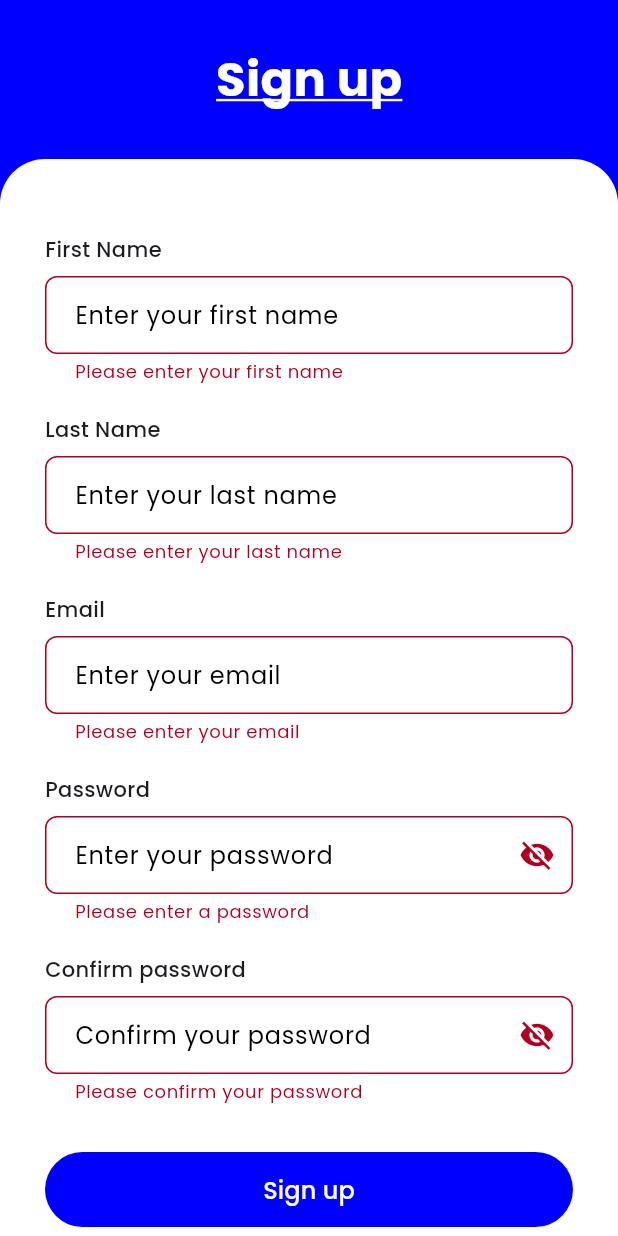
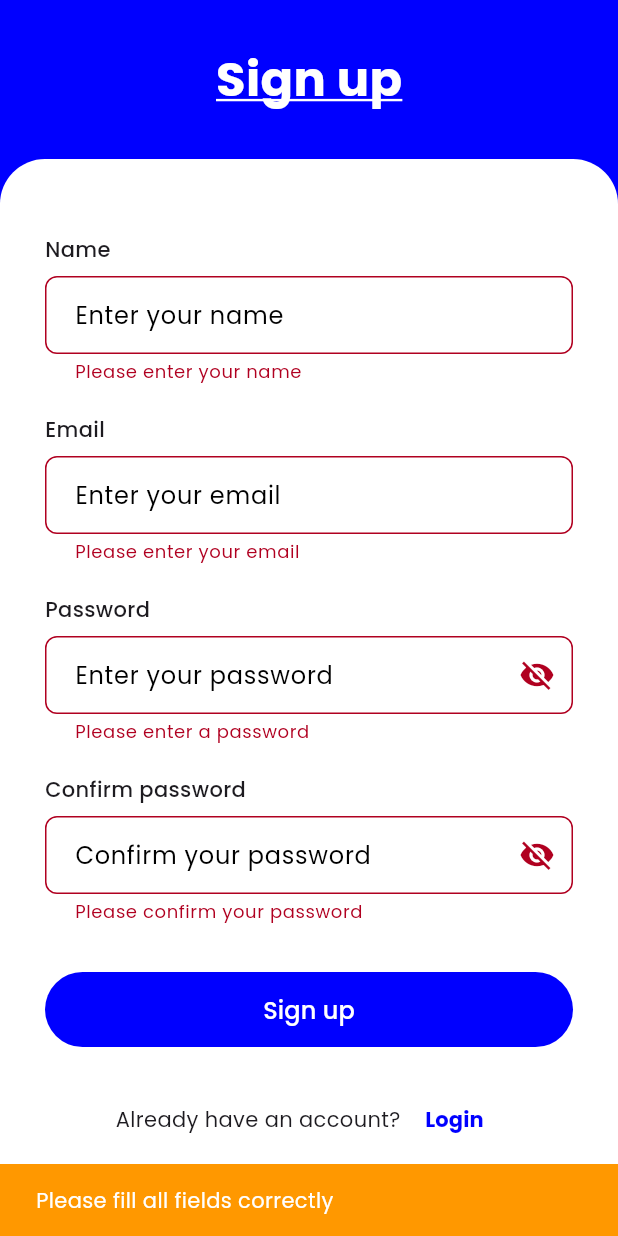
Before and after one commit to SeerPant/Zahn_Ecke_dental_classification_frontend, a Flutter app: the RegisterScreen screen opened by its route, after a tap on "Sign up", on a phone screen of 412 x 824 dp. Run offline on Flutter 3.47's test engine with Material 3 defaults, Android fonts, the light colour scheme and no system bars; our stand-ins replace flutter_secure_storage, google_fonts; accounts and stored records are empty.

Commit message:
changes to user model, login register snackbar messages, changes to backend configuration

```diff
--- /dev/null
+++ b/devtools_options.yaml
@@ -0,0 +1,3 @@
+description: This file stores settings for Dart & Flutter DevTools.
+documentation: https://docs.flutter.dev/tools/devtools/extensions#configure-extension-enablement-states
+extensions:
--- a/lib/main.dart
+++ b/lib/main.dart
@@ -4,6 +4,7 @@
 import 'package:provider/provider.dart';
 import 'screens/auth/login_screen.dart';
 import 'screens/auth/register_screen.dart';
+import 'screens/profile/profile_screen.dart';
 import 'services/auth_service.dart';
 import 'utils/theme.dart';
 
@@ -28,6 +29,7 @@
         routes: {
           '/login': (context) => const LoginScreen(),
           '/register': (context) => const RegisterScreen(),
+          '/profile': (context) => const ProfileScreen(),
         },
       ),
     );
--- a/lib/models/user_model.dart
+++ b/lib/models/user_model.dart
@@ -1,19 +1,21 @@
-//required for communicating with backend
+//for communicating with backend
 //translates json from backend to dart object to frontend
 
 class User {
   final String id;
   final String email;
   final String? name;
+  final String role;
   final DateTime createdAt;
-  final DateTime updatedAt;
+  final DateTime? updatedAt;
 
   User({
     required this.id,
     required this.email,
     this.name,
+    required this.role,
     required this.createdAt,
-    required this.updatedAt,
+    this.updatedAt,
   });
 
   //converting JSON to Dart object
@@ -22,8 +24,12 @@
       id: json['id'],
       email: json['email'],
       name: json['name'],
+      //defaulting to user if not provided
+      role: json['role'] ?? 'USER',
       createdAt: DateTime.parse(json['createdAt']),
-      updatedAt: DateTime.parse(json['updatedAt']),
+      updatedAt: json['updatedAt'] != null
+          ? DateTime.parse(json['updatedAt'])
+          : null, //handle missing updatedAt
     );
   }
 
@@ -33,8 +39,9 @@
       'id': id,
       'email': email,
       'name': name,
+      'role': role,
       'createdAt': createdAt.toIso8601String(),
-      'updatedAt': updatedAt.toIso8601String(),
+      if (updatedAt != null) 'updatedAt': updatedAt!.toIso8601String(),
     };
   }
 }
--- a/lib/screens/auth/register_screen.dart
+++ b/lib/screens/auth/register_screen.dart
@@ -14,8 +14,7 @@
 
 class _RegisterScreenState extends State<RegisterScreen> {
   final _formKey = GlobalKey<FormState>();
-  final _firstNameController = TextEditingController();
-  final _lastNameController = TextEditingController();
+  final _nameController = TextEditingController();
   final _emailController = TextEditingController();
   final _passwordController = TextEditingController();
   final _confirmPasswordController = TextEditingController();
@@ -24,8 +23,7 @@
 
   @override
   void dispose() {
-    _firstNameController.dispose();
-    _lastNameController.dispose();
+    _nameController.dispose();
     _emailController.dispose();
     _passwordController.dispose();
     _confirmPasswordController.dispose();
@@ -33,17 +31,31 @@
   }
 
   Future<void> _handleRegister() async {
-    if (!_formKey.currentState!.validate()) return;
+    if (!_formKey.currentState!.validate()) {
+      ScaffoldMessenger.of(context).showSnackBar(
+        const SnackBar(
+          content: Text('Please fill all fields correctly'),
+          backgroundColor: Colors.orange,
+        ),
+      );
+      return;
+    }
 
     final authService = context.read<AuthService>();
 
-    final fullName =
-        '${_firstNameController.text.trim()} ${_lastNameController.text.trim()}';
+    ScaffoldMessenger.of(context).showSnackBar(
+      const SnackBar(
+        content: Text('Registering...'),
+        duration: Duration(seconds: 1),
+      ),
+    );
 
     final success = await authService.register(
       email: _emailController.text.trim(),
       password: _passwordController.text,
-      name: fullName.trim().isEmpty ? null : fullName,
+      name: _nameController.text.trim().isEmpty
+          ? null
+          : _nameController.text.trim(),
     );
 
     if (!mounted) return;
@@ -51,16 +63,30 @@
     if (success) {
       ScaffoldMessenger.of(context).showSnackBar(
         const SnackBar(
-          content: Text('Registration successful!'),
+          content: Text('Registration successful! Please login.'),
           backgroundColor: Colors.green,
+          duration: Duration(seconds: 2),
         ),
       );
-      Navigator.pushReplacementNamed(context, '/login');
+
+      await Future.delayed(const Duration(milliseconds: 500));
+
+      if (mounted) {
+        Navigator.pushReplacementNamed(context, '/login');
+      }
     } else {
+      final errorMsg = authService.errorMessage ?? 'Registration failed';
+
       ScaffoldMessenger.of(context).showSnackBar(
         SnackBar(
-          content: Text(authService.errorMessage ?? 'Registration failed'),
+          content: Text(errorMsg),
           backgroundColor: Colors.red,
+          duration: const Duration(seconds: 4),
+          action: SnackBarAction(
+            label: 'Dismiss',
+            textColor: Colors.white,
+            onPressed: () {},
+          ),
         ),
       );
     }
@@ -76,7 +102,6 @@
         child: SafeArea(
           child: Column(
             children: [
-              //header
               Container(
                 padding: const EdgeInsets.symmetric(vertical: 30),
                 child: const Text(
@@ -90,8 +115,6 @@
                   ),
                 ),
               ),
-
-              //content section
               Expanded(
                 child: Container(
                   decoration: const BoxDecoration(
@@ -109,52 +132,28 @@
                         crossAxisAlignment: CrossAxisAlignment.stretch,
                         children: [
                           const SizedBox(height: 20),
-
-                          //first name
                           const Text(
-                            'First Name',
+                            'Name',
                             style: TextStyle(
                                 fontSize: 14, fontWeight: FontWeight.w500),
                           ),
                           const SizedBox(height: 8),
                           TextFormField(
-                            controller: _firstNameController,
+                            controller: _nameController,
                             decoration: const InputDecoration(
-                              hintText: 'Enter your first name',
+                              hintText: 'Enter your name',
                             ),
                             validator: (value) {
                               if (value == null || value.isEmpty) {
-                                return 'Please enter your first name';
+                                return 'Please enter your name';
+                              }
+                              if (value.trim().length < 2) {
+                                return 'Name must be at least 2 characters';
                               }
                               return null;
                             },
                           ),
-
                           const SizedBox(height: 20),
-
-                          //last name
-                          const Text(
-                            'Last Name',
-                            style: TextStyle(
-                                fontSize: 14, fontWeight: FontWeight.w500),
-                          ),
-                          const SizedBox(height: 8),
-                          TextFormField(
-                            controller: _lastNameController,
-                            decoration: const InputDecoration(
-                              hintText: 'Enter your last name',
-                            ),
-                            validator: (value) {
-                              if (value == null || value.isEmpty) {
-                                return 'Please enter your last name';
-                              }
-                              return null;
-                            },
-                          ),
-
-                          const SizedBox(height: 20),
-
-                          //email
                           const Text(
                             'Email',
                             style: TextStyle(
@@ -177,10 +176,7 @@
                               return null;
                             },
                           ),
-
                           const SizedBox(height: 20),
-
-                          //password and field
                           const Text(
                             'Password',
                             style: TextStyle(
@@ -215,10 +211,7 @@
                               return null;
                             },
                           ),
-
                           const SizedBox(height: 20),
-
-                          //confirm password
                           const Text(
                             'Confirm password',
                             style: TextStyle(
@@ -254,10 +247,7 @@
                               return null;
                             },
                           ),
-
                           const SizedBox(height: 32),
-
-                          //button sign up
                           SizedBox(
                             height: 50,
                             child: ElevatedButton(
@@ -279,10 +269,7 @@
                                     ),
                             ),
                           ),
-
                           const SizedBox(height: 24),
-
-                          //link for login
                           Row(
                             mainAxisAlignment: MainAxisAlignment.center,
                             children: [
--- a/lib/utils/api_config.dart
+++ b/lib/utils/api_config.dart
@@ -2,7 +2,7 @@
 // hitting through: src/route/auth/auth.route.js
 
 class ApiConfig {
-  static const String baseUrl = 'http://localhost:3000/api';
+  static const String baseUrl = 'http://10.0.2.2:3000/api';
   //hitting register
   static const String register = '$baseUrl/auth/register';
   //hitting login
```
Also changed, not shown: lib/screens/auth/login_screen.dart (+29 -25 lines), lib/screens/profile/profile_screen.dart (added, +279 -0 lines), lib/services/auth_service.dart (+42 -18 lines).
